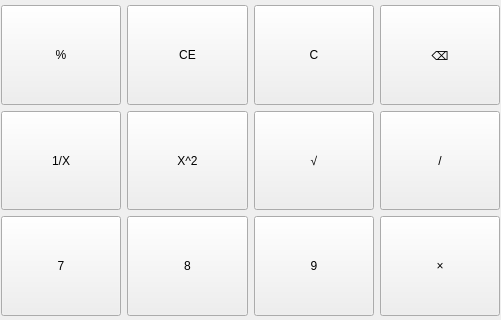
Before: the Qt Designer form mainwindow.ui in yuancong2/New-Lab1, drawn with Qt 5; both pictures show x 0 to 501 and y 101 to 421 of the 501 by 756 pixel window.
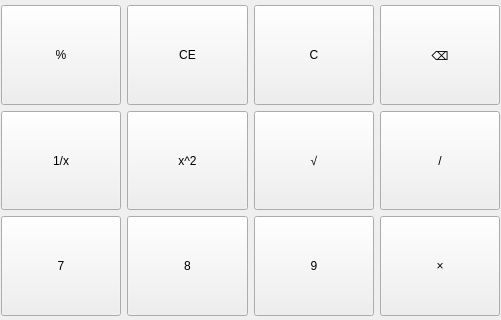
After: the same form once the commit is applied.

Commit message: part4 单符号运算操作符

What changed in the file:
```diff
--- a/mainwindow.ui
+++ b/mainwindow.ui
@@ -155,7 +155,7 @@
          </sizepolicy>
         </property>
         <property name="text">
-         <string>1/X</string>
+         <string>1/x</string>
         </property>
        </widget>
       </item>
@@ -327,7 +327,7 @@
          </sizepolicy>
         </property>
         <property name="text">
-         <string>X^2</string>
+         <string>x^2</string>
         </property>
        </widget>
       </item>
```
Left out of the diff: 2 changed lines with no effect on the pictures. The commit also changes 2 other files.
